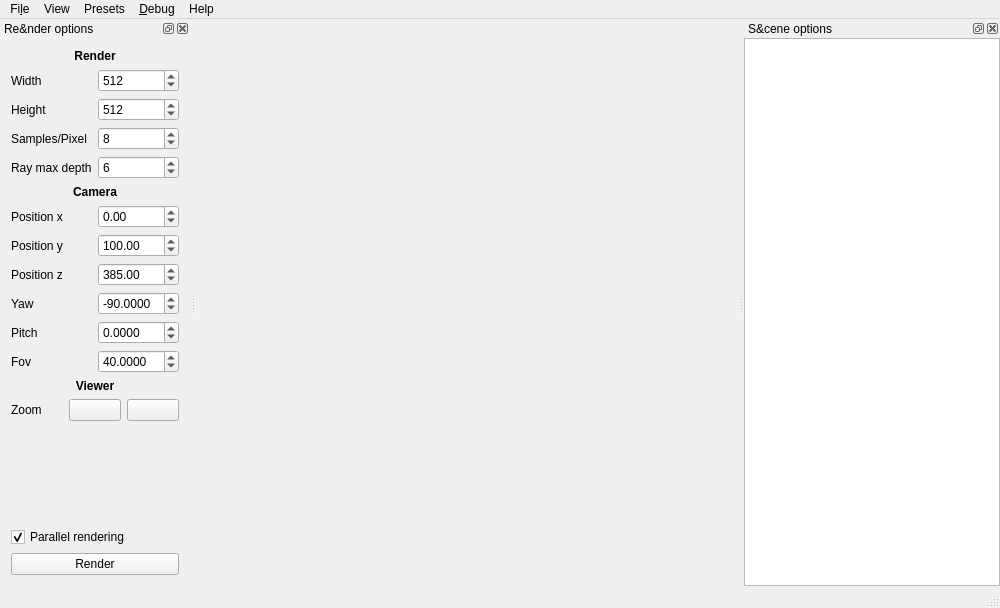
The window that src/gui/mainwindow.ui (Yt-trium/Couscous-raytracer) describes before a commit, drawn with Qt 5.
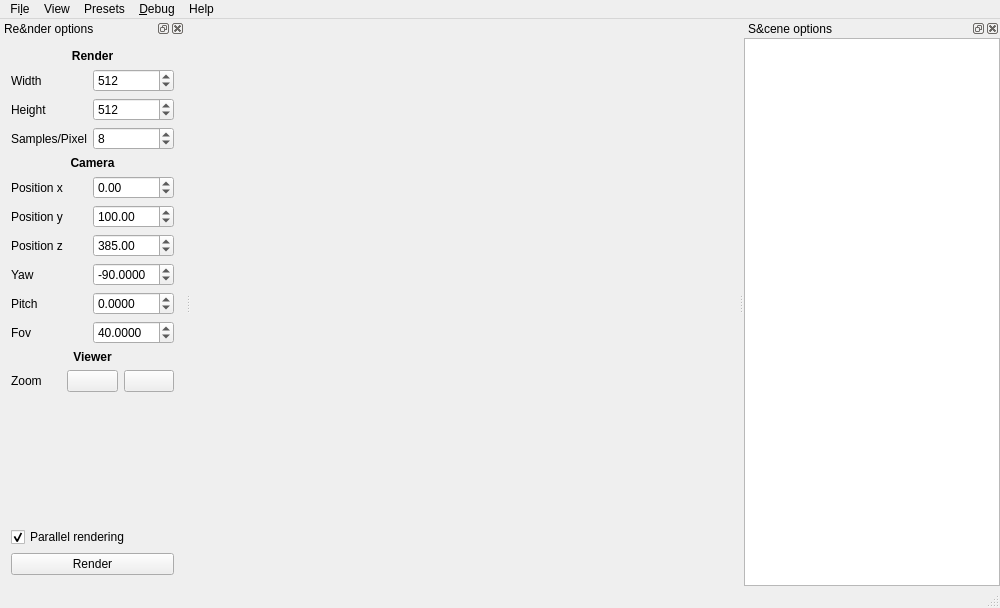
The same window after the commit. Icons and pictures are not drawn.

Commit message: Remove unused ray_depth parameter

The edit to the form file:
```diff
--- a/src/gui/mainwindow.ui
+++ b/src/gui/mainwindow.ui
@@ -130,7 +130,7 @@
    </attribute>
    <widget class="QWidget" name="dockWidgetContents_render">
     <layout class="QGridLayout" name="gridLayout_2">
-     <item row="6" column="1">
+     <item row="5" column="1">
       <widget class="QDoubleSpinBox" name="doubleSpinBox_position_x">
        <property name="decimals">
         <number>2</number>
@@ -146,13 +146,6 @@
        </property>
       </widget>
      </item>
-     <item row="4" column="0">
-      <widget class="QLabel" name="label_ray_max_depth">
-       <property name="text">
-        <string>Ray max depth</string>
-       </property>
-      </widget>
-     </item>
      <item row="2" column="0">
       <widget class="QLabel" name="label_height">
        <property name="text">
@@ -160,7 +153,7 @@
        </property>
       </widget>
      </item>
-     <item row="9" column="1">
+     <item row="8" column="1">
       <widget class="QDoubleSpinBox" name="doubleSpinBox_yaw">
        <property name="decimals">
         <number>4</number>
@@ -176,7 +169,7 @@
        </property>
       </widget>
      </item>
-     <item row="11" column="1">
+     <item row="10" column="1">
       <widget class="QDoubleSpinBox" name="doubleSpinBox_fov">
        <property name="decimals">
         <number>4</number>
@@ -192,7 +185,7 @@
        </property>
       </widget>
      </item>
-     <item row="10" column="1">
+     <item row="9" column="1">
       <widget class="QDoubleSpinBox" name="doubleSpinBox_pitch">
        <property name="decimals">
         <number>4</number>
@@ -225,35 +218,35 @@
        </property>
       </widget>
      </item>
-     <item row="8" column="0">
+     <item row="7" column="0">
       <widget class="QLabel" name="label_position_z">
        <property name="text">
         <string>Position z</string>
        </property>
       </widget>
      </item>
-     <item row="7" column="0">
+     <item row="6" column="0">
       <widget class="QLabel" name="label_position_y">
        <property name="text">
         <string>Position y</string>
        </property>
       </widget>
      </item>
-     <item row="10" column="0">
+     <item row="9" column="0">
       <widget class="QLabel" name="label_pitch">
        <property name="text">
         <string>Pitch</string>
        </property>
       </widget>
      </item>
-     <item row="11" column="0">
+     <item row="10" column="0">
       <widget class="QLabel" name="label_fov">
        <property name="text">
         <string>Fov</string>
        </property>
       </widget>
      </item>
-     <item row="8" column="1">
+     <item row="7" column="1">
       <widget class="QDoubleSpinBox" name="doubleSpinBox_position_z">
        <property name="minimum">
         <double>-9999.000000000000000</double>
@@ -279,14 +272,14 @@
        </property>
       </widget>
      </item>
-     <item row="9" column="0">
+     <item row="8" column="0">
       <widget class="QLabel" name="label_yaw">
        <property name="text">
         <string>Yaw</string>
        </property>
       </widget>
      </item>
-     <item row="5" column="0" colspan="2">
+     <item row="4" column="0" colspan="2">
       <widget class="QLabel" name="label_camera">
        <property name="font">
         <font>
@@ -305,20 +298,7 @@
        </property>
       </widget>
      </item>
-     <item row="4" column="1">
-      <widget class="QSpinBox" name="spinBox_ray_max_depth">
-       <property name="minimum">
-        <number>1</number>
-       </property>
-       <property name="maximum">
-        <number>1000</number>
-       </property>
-       <property name="value">
-        <number>6</number>
-       </property>
-      </widget>
-     </item>
-     <item row="7" column="1">
+     <item row="6" column="1">
       <widget class="QDoubleSpinBox" name="doubleSpinBox_position_y">
        <property name="minimum">
         <double>-9999.000000000000000</double>
@@ -331,7 +311,7 @@
        </property>
       </widget>
      </item>
-     <item row="16" column="0" colspan="2">
+     <item row="15" column="0" colspan="2">
       <widget class="QCheckBox" name="checkBox_parallel_rendering">
        <property name="text">
         <string>Parallel rendering</string>
@@ -341,7 +321,7 @@
        </property>
       </widget>
      </item>
-     <item row="6" column="0">
+     <item row="5" column="0">
       <widget class="QLabel" name="label_position_x">
        <property name="text">
         <string>Position x</string>
@@ -364,7 +344,7 @@
        </property>
       </widget>
      </item>
-     <item row="12" column="0" colspan="2">
+     <item row="11" column="0" colspan="2">
       <widget class="QLabel" name="label_viewer">
        <property name="font">
         <font>
@@ -380,7 +360,7 @@
        </property>
       </widget>
      </item>
-     <item row="14" column="0" colspan="2">
+     <item row="13" column="0" colspan="2">
       <spacer name="verticalSpacer">
        <property name="orientation">
         <enum>Qt::Vertical</enum>
@@ -393,7 +373,7 @@
        </property>
       </spacer>
      </item>
-     <item row="13" column="0" colspan="2">
+     <item row="12" column="0" colspan="2">
       <layout class="QHBoxLayout" name="horizontalLayout_zoom">
        <property name="sizeConstraint">
         <enum>QLayout::SetDefaultConstraint</enum>
@@ -449,7 +429,7 @@
        </property>
       </widget>
      </item>
-     <item row="17" column="0" colspan="2">
+     <item row="16" column="0" colspan="2">
       <widget class="QPushButton" name="pushButton_render">
        <property name="text">
         <string>Render</string>
```
Left out of the diff: 7 changed lines with no effect on the pictures. The commit also changes 3 other files.
